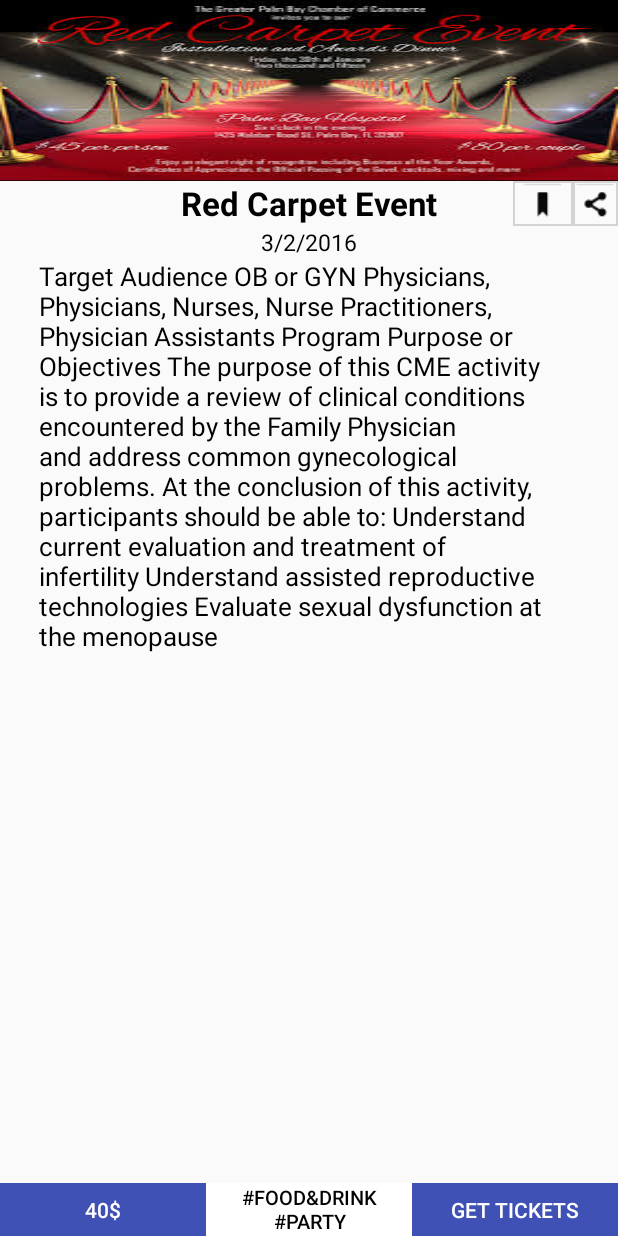
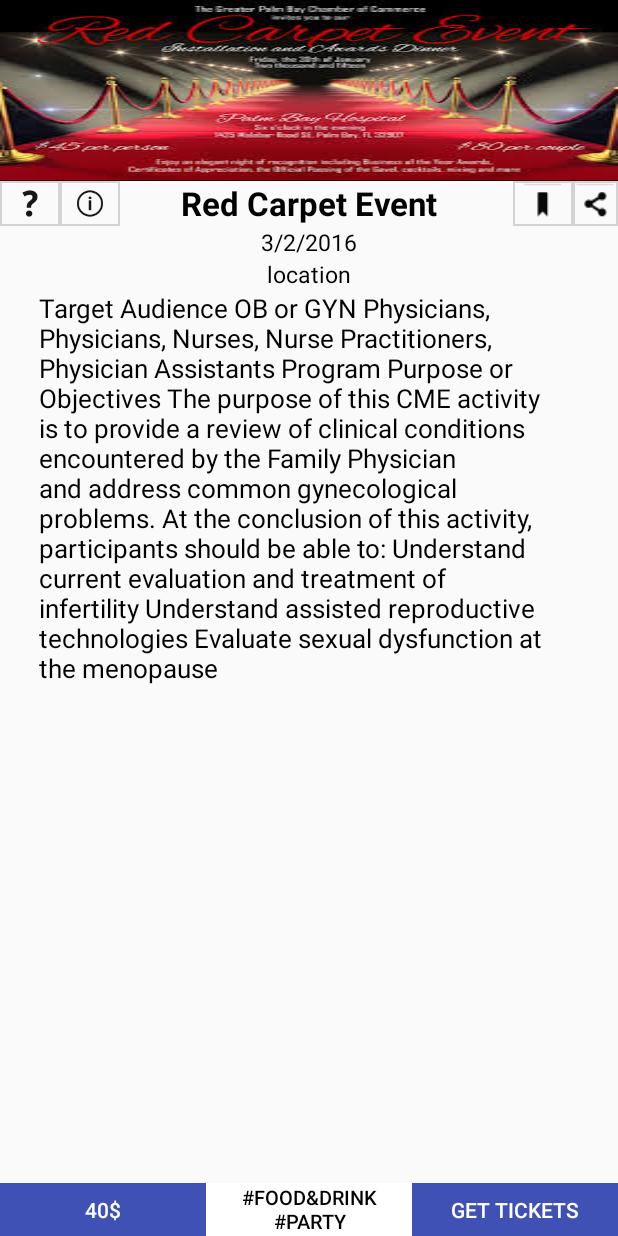
Before and after one commit to nesizagury/Fundigo_Beta, an Android app: the screen it shows after launch (EventPage), after a tap on "3/2/2016", on a phone screen of 412 x 824 dp. Run offline under Robolectric (Android 15) with nearby library versions, the phone set to English and light mode, and no system bars.

Commit message:
משימה ראשונה אחיה
הוספת מיקום אירוע, וכפתור מידע נוסף ופנייה למפיקים

```diff
--- a/app/src/main/res/layout/activity_event_page.xml
+++ b/app/src/main/res/layout/activity_event_page.xml
@@ -16,7 +16,7 @@
         android:text="Name"
         android:id="@+id/eventPage_name"
         android:textStyle="bold"
-        android:textSize="22dp"
+        android:textSize="22sp"
         android:layout_below="@+id/eventPage_image"
         android:layout_alignParentEnd="true"
         android:textAlignment="center"
@@ -40,8 +40,23 @@
         android:layout_below="@+id/eventPage_image"
         android:layout_toStartOf="@+id/imageEvenetPageView2"/>
 
+    <ImageView
+        android:layout_width="40dp"
+        android:layout_height="30dp"
+        android:background="@drawable/row_order"
+        android:id="@+id/imageEvenetPageView4"
+        android:src="@mipmap/ic_contacting"
+        android:layout_below="@+id/eventPage_image"
+        android:layout_toEndOf="@+id/imageEvenetPageView5" />
 
-
+    <ImageView
+        android:layout_width="40dp"
+        android:layout_height="30dp"
+        android:background="@drawable/row_order"
+        android:id="@+id/imageEvenetPageView5"
+        android:src="@mipmap/ic_mor_information"
+        android:layout_below="@+id/eventPage_image"
+        android:layout_alignParentStart="true" />
 
 
 
@@ -51,11 +66,23 @@
         android:layout_height="wrap_content"
         android:text="date"
         android:id="@+id/eventPage_date"
-        android:textSize="15dp"
+        android:textSize="15sp"
         android:textAlignment="center"
         android:textColor="#000000"
         android:layout_below="@+id/eventPage_name"
         android:layout_centerHorizontal="true"/>
+
+    <TextView
+        android:layout_width="wrap_content"
+        android:layout_height="wrap_content"
+        android:text="location"
+        android:id="@+id/eventPage_location"
+        android:textSize="15sp"
+        android:textAlignment="center"
+        android:textColor="#000000"
+        android:layout_below="@+id/eventPage_date"
+        android:layout_centerHorizontal="true"/>
+
 
     <LinearLayout
         android:orientation="horizontal"
@@ -101,7 +128,7 @@
         android:layout_width="360dp"
         android:layout_height="wrap_content"
         android:id="@+id/scrollView"
-        android:layout_below="@+id/eventPage_date"
+        android:layout_below="@+id/eventPage_location"
         android:layout_centerHorizontal="true"
         android:layout_above="@+id/linearLayout">
         <TextView
@@ -110,7 +137,7 @@
             android:text="ALUMINIUM CHINA is Asia‘s top trading, sourcing, networking and branding platform for the complete aluminum industry chain, bringing together leading industry figures, cutting edge technologies and advanced applications. Annually held in Shanghai, the event engages the global Aluminium community with new customized matchmaking programs linking application buyers with emerging and established demands and buyers of equipment and accessories with leading suppliers."
             android:id="@+id/eventInfoEventPage"
             android:textColor="#000000"
-            android:textSize="17dp"
+            android:textSize="17sp"
             android:layout_centerHorizontal="true"
             android:textIsSelectable="false"
             />
```
Also changed, not shown: app/src/main/res/layout/list_view.xml (+18 -5 lines), app/src/main/ic_contacting-web.png (added), app/src/main/ic_mor_information-web.png (added), app/src/main/res/mipmap-hdpi/ic_contacting.png (added), app/src/main/res/mipmap-hdpi/ic_mor_information.png (added), app/src/main/res/mipmap-mdpi/ic_contacting.png (added), app/src/main/res/mipmap-mdpi/ic_mor_information.png (added), app/src/main/res/mipmap-xhdpi/ic_contacting.png (added), app/src/main/res/mipmap-xhdpi/ic_mor_information.png (added), app/src/main/res/mipmap-xxhdpi/ic_contacting.png (added), app/src/main/res/mipmap-xxhdpi/ic_mor_information.png (added), app/src/main/res/mipmap-xxxhdpi/ic_contacting.png (added), app/src/main/res/mipmap-xxxhdpi/ic_mor_information.png (added).
